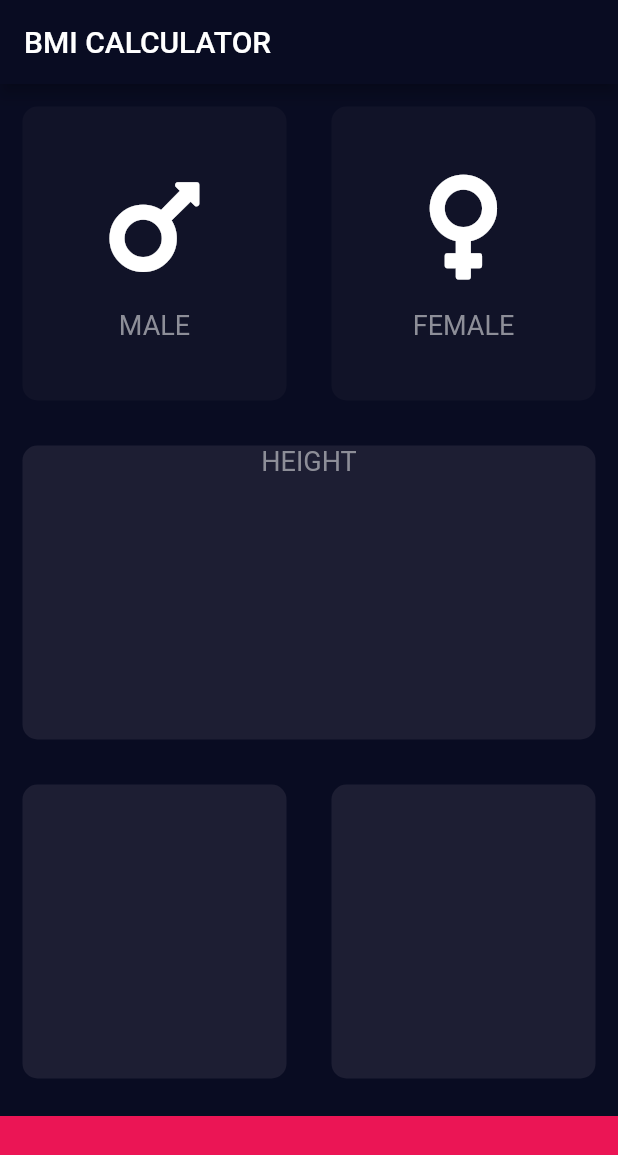
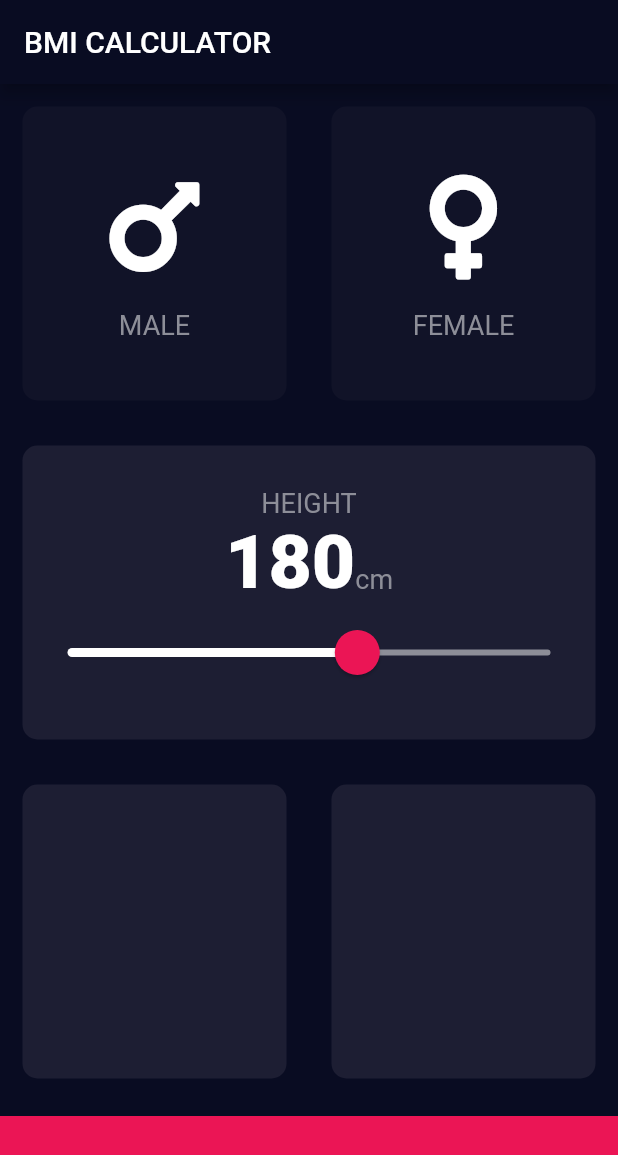
Before and after one commit to m0vntain/bmi-calculator-flutter, a Flutter app: the screen it shows after launch, on a phone screen of 412 x 824 dp. Shown: the top 1155 px of the screen. Run offline on Flutter 3.47's test engine with Material 2 defaults, Android fonts, the phone set to English and light mode, and no system bars; our stand-ins replace font_awesome_flutter.

Commit message:
add Slider and SliderTheme class

```diff
--- a/lib/constants.dart
+++ b/lib/constants.dart
@@ -5,7 +5,12 @@ const kBottomContainerColor = Color(0xFFEB1555);
 const kActiveCardColor = Color(0xFF1D1E33);
 const kInactiveCardColor = Color(0xFF111328);
 
-const kBuildTextStyle = TextStyle(
+const kLabelTextStyle = TextStyle(
   fontSize: 18.0,
   color: Color(0xFF8D8E98),
 );
+
+const kNumberTextStyle = TextStyle(
+  fontSize: 50.0,
+  fontWeight: FontWeight.w900,
+);
--- a/lib/icon_content.dart
+++ b/lib/icon_content.dart
@@ -22,7 +22,7 @@ class CustomIconContent extends StatelessWidget {
         ),
         Text(
           _customText,
-          style: kBuildTextStyle,
+          style: kLabelTextStyle,
         ),
       ],
     );
--- a/lib/input_page.dart
+++ b/lib/input_page.dart
@@ -1,3 +1,5 @@
+import 'dart:ui';
+
 import 'package:bmi_calculator/icon_content.dart';
 import 'package:bmi_calculator/reusable_card.dart';
 import 'package:flutter/material.dart';
@@ -15,6 +17,7 @@ class _InputPageState extends State<InputPage> {
   Color maleCardColor = kInactiveCardColor;
   Color femaleCardColor = kInactiveCardColor;
   GenderType selectedGender;
+  int height = 180;
 
   @override
   Widget build(BuildContext context) {
@@ -64,8 +67,45 @@ class _InputPageState extends State<InputPage> {
                   child: ReusableCard(
                     colour: kActiveCardColor,
                     cardChild: Column(
+                      mainAxisAlignment: MainAxisAlignment.center,
                       children: <Widget>[
-                        Text('HEIGHT', style: kBuildTextStyle),
+                        Text('HEIGHT', style: kLabelTextStyle),
+                        Row(
+                          mainAxisAlignment: MainAxisAlignment.center,
+                          crossAxisAlignment: CrossAxisAlignment.baseline,
+                          textBaseline: TextBaseline.alphabetic,
+                          children: <Widget>[
+                            Text(
+                              height.toString(),
+                              style: kNumberTextStyle,
+                            ),
+                            Text(
+                              'cm',
+                              style: kLabelTextStyle,
+                            ),
+                          ],
+                        ),
+                        SliderTheme(
+                          data: SliderTheme.of(context).copyWith(
+                            thumbColor: Color(0xFFEB1555),
+                            overlayColor: Color(0x29EB1555),
+                            thumbShape: RoundSliderThumbShape(enabledThumbRadius: 15.0),
+                            overlayShape: RoundSliderOverlayShape(overlayRadius: 30.0),
+                            activeTrackColor: Colors.white
+                          ),
+                          child: Slider(
+                            value: height.toDouble(),
+                            min: 120.0,
+                            max: 220.0,
+//                            activeColor: Colors.white,
+                            inactiveColor: Color(0xFF8D8E98),
+                            onChanged: (double newValue) {
+                              setState(() {
+                                height = newValue.toInt();
+                              });
+                            },
+                          ),
+                        ),
                       ],
                     ),
                   ),
```
